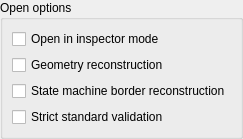
First picture: the form in dialogs/open_file_dialog.ui, repository dralex/CyberiadaHSM-Editor, before the edit.
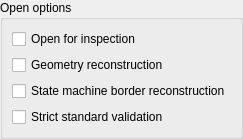
Second picture: the form after the edit.

Commit message: document modes, stage 1: HSM inspection in a tab of its own, the read-only flag of a tab, the Document menu (EDIT-MODE-1..4,6,16); the tab dumps gain the mode column, their good files re-recorded

Patch:
```diff
--- a/dialogs/open_file_dialog.ui
+++ b/dialogs/open_file_dialog.ui
@@ -27,7 +27,7 @@
          <string>The document opens read-only, exactly as written in the file</string>
         </property>
         <property name="text">
-         <string>Open in inspector mode</string>
+         <string>Open for inspection</string>
         </property>
        </widget>
       </item>
```
The commit also changes 63 other files.
